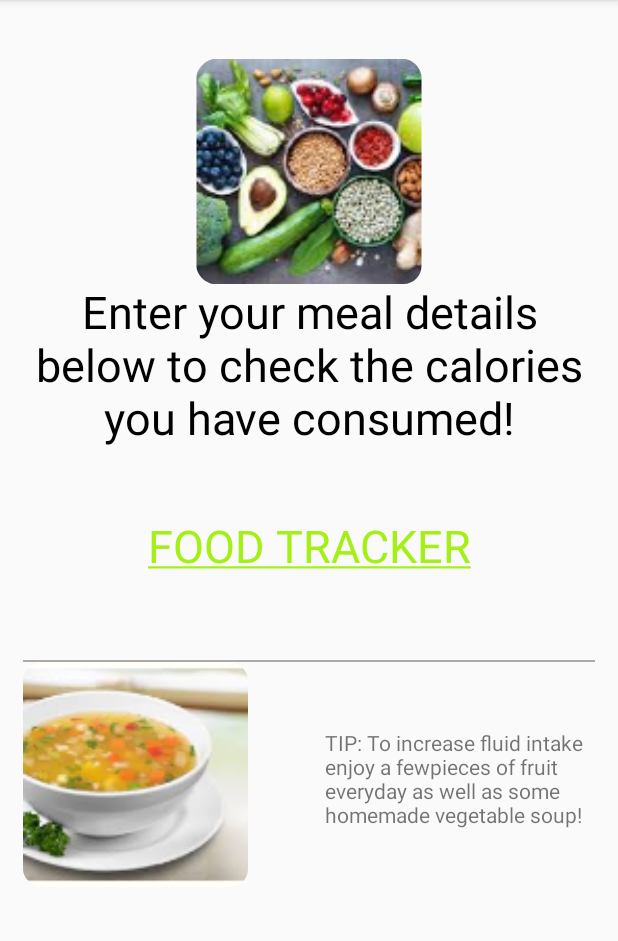
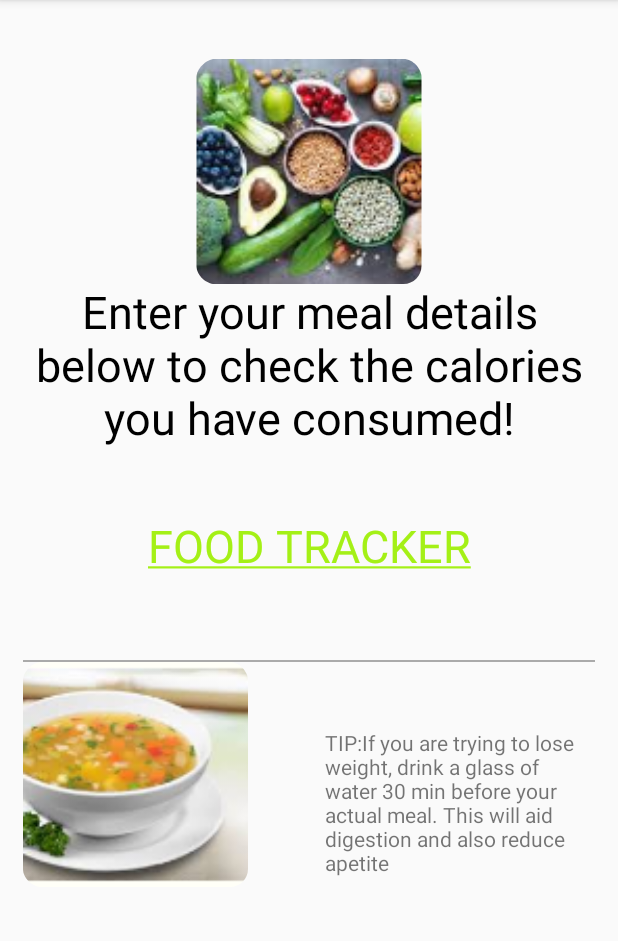
Before and after one commit to anannya03/HealthGenix, an Android app: the FoodTracker screen opened directly, with no data from a screen before it, on a phone screen of 412 x 824 dp, the part 84-1025 px from its top. Run offline under Robolectric (Android 15) with nearby library versions, the phone set to English and light mode, and no system bars.

Commit message:
changed text in food tracker

```diff
--- a/app/src/main/res/layout/activity_food_tracker.xml
+++ b/app/src/main/res/layout/activity_food_tracker.xml
@@ -63,7 +63,7 @@
         android:layout_height="wrap_content"
         android:layout_gravity="right"
         android:layout_marginTop="44dp"
-        android:text="TIP: To increase fluid intake enjoy a fewpieces of fruit everyday as well as some homemade vegetable soup!"
+        android:text="TIP:If you are trying to lose weight, drink a glass of water 30 min before your actual meal. This will aid digestion and also reduce apetite"
         app:layout_constraintHorizontal_bias="1.0"
         app:layout_constraintLeft_toRightOf="@+id/soupimage"
         app:layout_constraintRight_toRightOf="parent"
```
